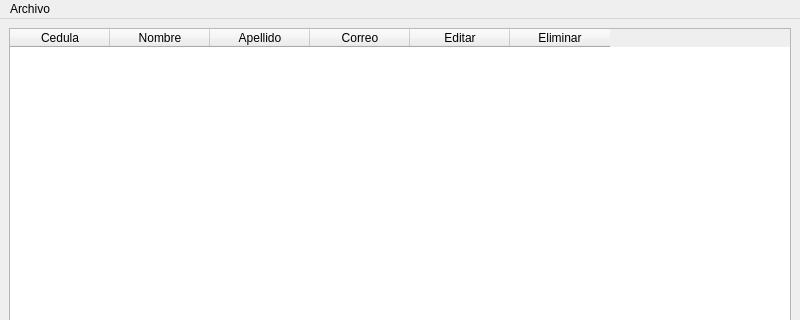
The window that car_store/views/main_costumer.ui (Willians-Dev/cars_store) describes before a commit, drawn with Qt 5; both pictures show x 0 to 800 and y 0 to 320 of the 800 by 600 pixel window.
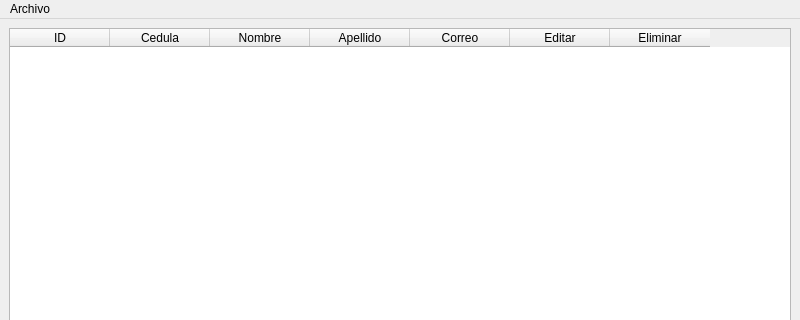
The same window after the commit.

Diff of the .ui file:
```diff
--- a/car_store/views/main_costumer.ui
+++ b/car_store/views/main_costumer.ui
@@ -17,6 +17,11 @@
    <layout class="QVBoxLayout" name="verticalLayout">
     <item>
      <widget class="QTableWidget" name="costumerTableWidget">
+      <column>
+       <property name="text">
+        <string>ID</string>
+       </property>
+      </column>
       <column>
        <property name="text">
         <string>Cedula</string>
```
